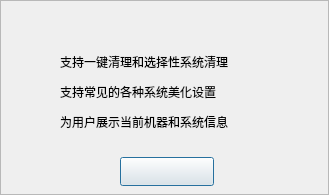
Old version of the form src/messagedialog.ui in the repository UbuntuKylin/youker-assistant.
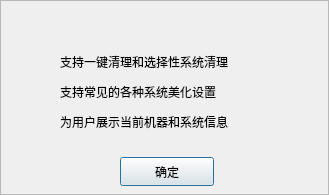
New version of the form. Icons and pictures are not drawn.

What changed in the file:
```diff
--- a/src/messagedialog.ui
+++ b/src/messagedialog.ui
@@ -26,7 +26,7 @@
     <string notr="true">border-image: url(:/pixmap/image/ok.png);</string>
    </property>
    <property name="text">
-    <string/>
+    <string>确定</string>
    </property>
   </widget>
   <widget class="QLabel" name="btn_close">
```
Left out of the diff: 3 changed lines with no effect on the pictures.
